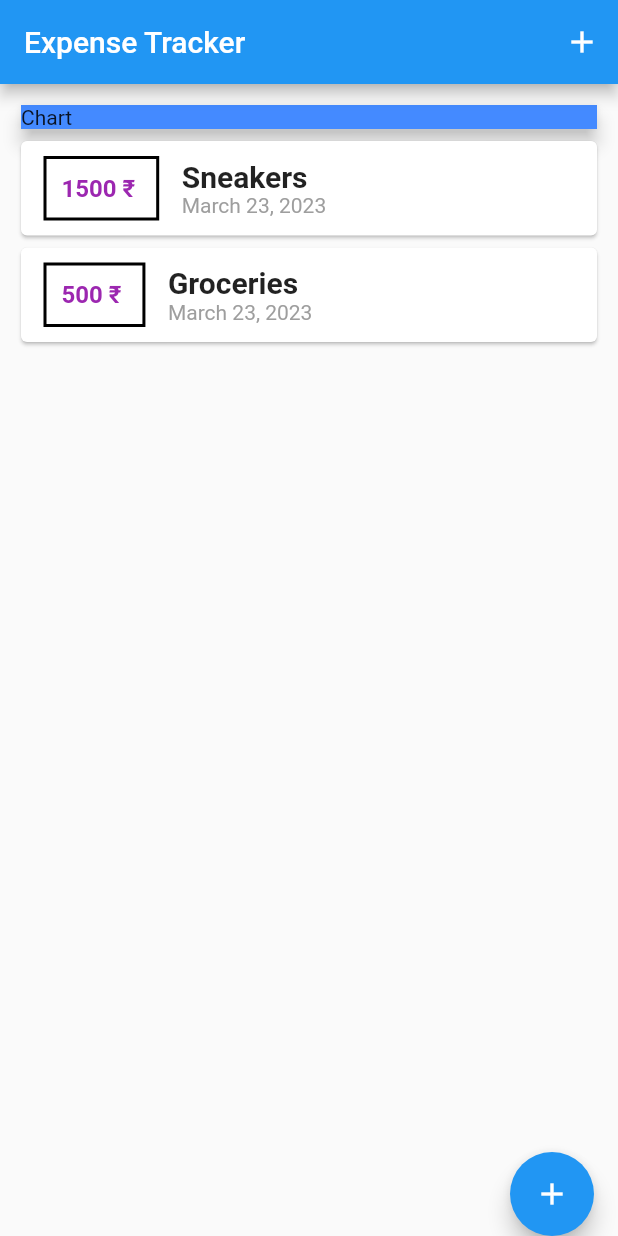
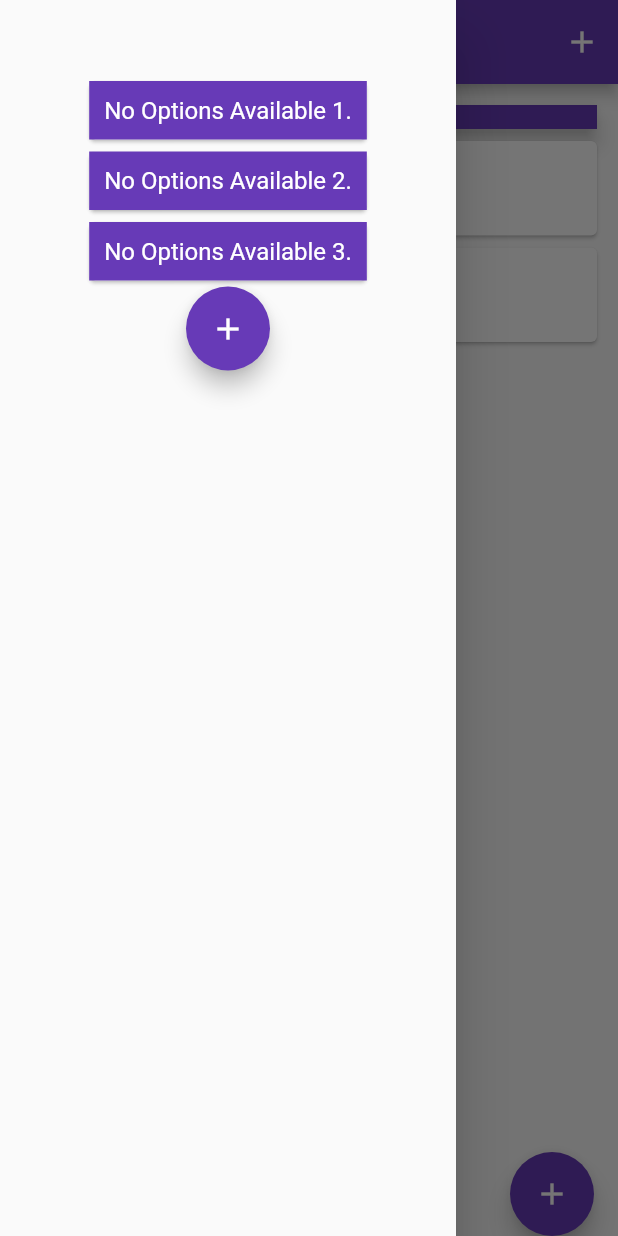
Before and after one commit to kunal-saigal-coditas/expense_tracker, a Flutter app: the screen it shows after launch, with the side drawer open (before the commit the screen has no drawer), on a phone screen of 412 x 824 dp. Run offline on Flutter 3.47's test engine with Material 2 defaults, Android fonts, the phone set to English and light mode, and no system bars; missing offline and left inert: dart:ffi.

```diff
--- a/lib/main.dart
+++ b/lib/main.dart
@@ -1,7 +1,10 @@
+import 'dart:ffi';
+
 import 'package:flutter/material.dart';
 import './widgets/new_Transaction.dart';
 import './widgets/transactionList.dart';
 import './models/transaction.dart';
+import './widgets/menu.dart';
 
 void main() => runApp(myApp());
 
@@ -9,6 +12,10 @@ class myApp extends StatelessWidget {
   @override
   Widget build(BuildContext context) {
     return MaterialApp(
+      theme: ThemeData(
+        textTheme: TextTheme(titleMedium: TextStyle(color: Colors.white)),
+        primarySwatch: Colors.deepPurple,
+      ),
       title: "Tracker Your Expenses",
       home: MyHomePage(),
     );
@@ -68,6 +75,9 @@ class _MyHomePageState extends State<MyHomePage> {
   @override
   Widget build(BuildContext context) {
     return Scaffold(
+      drawer: Drawers(
+        handler: _startAddNewTransaction,
+      ),
       appBar: AppBar(
         title: Text("Expense Tracker"),
         actions: <Widget>[
@@ -77,7 +87,7 @@ class _MyHomePageState extends State<MyHomePage> {
               color: Colors.white,
             ),
             onPressed: () => _startAddNewTransaction(context),
-          )
+          ),
         ],
       ),
       body: SingleChildScrollView(
@@ -91,7 +101,7 @@ class _MyHomePageState extends State<MyHomePage> {
               child: Card(
                 child: Container(
                   child: Text("Chart"),
-                  color: Colors.blueAccent,
+                  color: Theme.of(context).primaryColor,
                   width: 100,
                 ),
                 elevation: 5,
--- /dev/null
+++ b/lib/widgets/menu.dart
@@ -0,0 +1,64 @@
+import 'package:flutter/material.dart';
+
+class Drawers extends StatelessWidget {
+  final Function handler;
+  const Drawers({Key key, this.handler}) : super(key: key);
+
+  @override
+  Widget build(BuildContext context) {
+    return Drawer(
+      child: Column(
+        mainAxisAlignment: MainAxisAlignment.start,
+        crossAxisAlignment: CrossAxisAlignment.center,
+        children: <Widget>[
+          SizedBox(
+            height: 50,
+          ),
+          Card(
+            child: Container(
+              child: GestureDetector(
+                onTap: () {},
+                child: Text(
+                  "No Options Available 1.",
+                  style: Theme.of(context).textTheme.titleMedium,
+                ),
+              ),
+              color: Theme.of(context).primaryColor,
+              padding: EdgeInsets.all(10),
+            ),
+          ),
+          Card(
+            child: Container(
+              child: GestureDetector(
+                onTap: () {},
+                child: Text(
+                  "No Options Available 2.",
+                  style: Theme.of(context).textTheme.titleMedium,
+                ),
+              ),
+              color: Theme.of(context).primaryColor,
+              padding: EdgeInsets.all(10),
+            ),
+          ),
+          Card(
+            child: Container(
+              child: GestureDetector(
+                onTap: () {},
+                child: Text(
+                  "No Options Available 3.",
+                  style: Theme.of(context).textTheme.titleMedium,
+                ),
+              ),
+              color: Theme.of(context).primaryColor,
+              padding: EdgeInsets.all(10),
+            ),
+          ),
+          FloatingActionButton(
+            child: Icon(Icons.add),
+            onPressed: () => handler(context),
+          ),
+        ],
+      ),
+    );
+  }
+}
--- a/lib/widgets/new_Transaction.dart
+++ b/lib/widgets/new_Transaction.dart
@@ -56,7 +56,9 @@ class _NewTransactionState extends State<NewTransaction> {
               onPressed: submitData,
               child: Text("Add Transaction"),
               style: ButtonStyle(
-                foregroundColor: MaterialStateProperty.all(Colors.purple),
+                foregroundColor: MaterialStateProperty.all(
+                  Theme.of(context).primaryColor,
+                ),
               ),
             ),
           ],
--- a/lib/widgets/transactionList.dart
+++ b/lib/widgets/transactionList.dart
@@ -29,7 +29,7 @@ class TransactionList extends StatelessWidget {
                     style: TextStyle(
                       fontWeight: FontWeight.bold,
                       fontSize: 16,
-                      color: Colors.purple,
+                      color: Theme.of(context).primaryColor,
                     )),
               ),
               Column(
```
